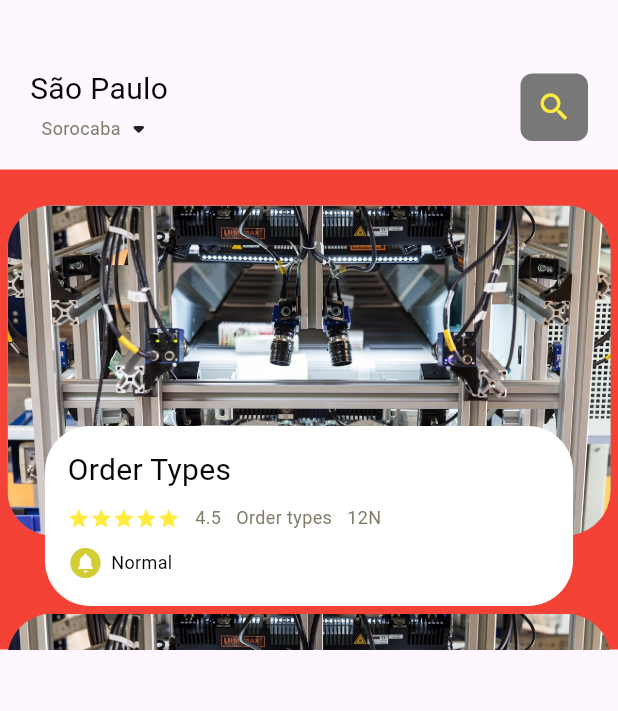
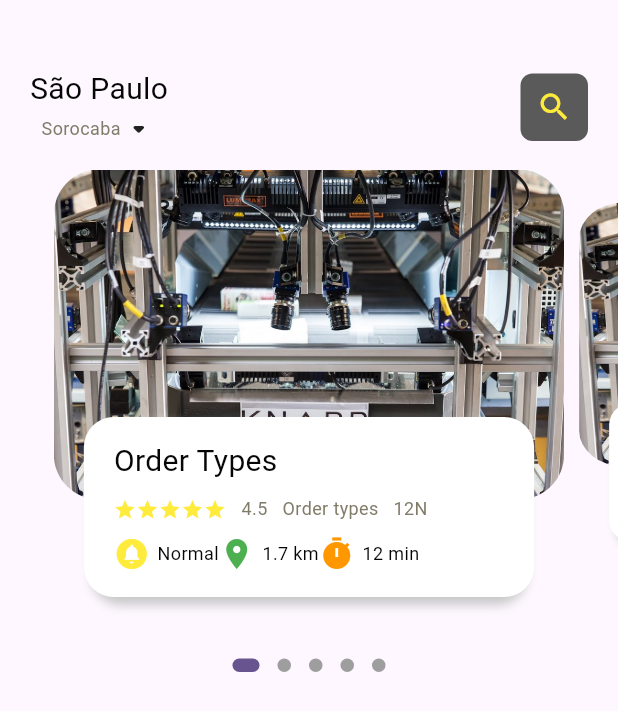
Before and after one commit to davimercatelli/flutter_application_1, a Flutter app: the screen it shows after launch, on a phone screen of 412 x 824 dp. Shown: the top 711 px of the screen. Run offline on Flutter 3.47's test engine with Material 3 defaults, Android fonts, the phone set to English and light mode, and no system bars; drawn by our look-alikes of dots_indicator.

Commit message:
config: Front panel

```diff
--- a/lib/home/main_tcpip_page.dart
+++ b/lib/home/main_tcpip_page.dart
@@ -19,6 +19,8 @@ class _MainFoodPageState extends State<MainFoodPage> {
     return Scaffold(
       body: Column(
         children: [
+
+          // Header
           Container(
             child: Container(
               margin: EdgeInsets.only(top: 45, bottom:15),
@@ -51,6 +53,8 @@ class _MainFoodPageState extends State<MainFoodPage> {
               ],),
             ),
           ),
+
+          // Body
           OrdersPageBody(),
         ],
       ),
--- a/lib/home/orders_page_body.dart
+++ b/lib/home/orders_page_body.dart
@@ -1,3 +1,5 @@
+import 'dart:ui';
+import 'package:dots_indicator/dots_indicator.dart';
 import 'package:flutter/material.dart';
 import 'package:flutter_application_1/utils/colors.dart';
 import 'package:flutter_application_1/widgets/big_text.dart';
@@ -11,29 +13,112 @@ class OrdersPageBody extends StatefulWidget {
   State<OrdersPageBody> createState() => _OrdersPageBodyState();
 }
 
+// To control slide panel on windows/desktop debug mode
+class AppScrollBehavior extends MaterialScrollBehavior {
+  @override
+  Set<PointerDeviceKind> get dragDevices => {
+        PointerDeviceKind.touch,
+        PointerDeviceKind.mouse,
+      };
+}
+
 class _OrdersPageBodyState extends State<OrdersPageBody> {
 
-  // pageController is the resposible to merge the pictures on scrollbar
+  // pageController to merge the pictures on scrollbar
   PageController pageController = PageController(viewportFraction: 0.85);
+
+  // Current Page
+  var _currPageValue = 0.0;
+
+  // Scale factor to zoom in
+  double _scaleFactor = 0.8;
+
+  // Heigh factor to bellow panel
+  double _height = 220;
+
+  // Get page index for the top panel
+  @override
+  void initState() {
+    super.initState();
+    pageController.addListener( () {
+      setState(() {
+        _currPageValue = pageController.page!;
+        //print("Current value = " + _currPageValue.toString());
+        });
+      }
+    );
+  }
+
+  @override
+  void dispose(){
+    pageController.dispose();
+  }
 
   @override
   Widget build(BuildContext context) {
-    return Container(
-      // Slide pages
-      color: Colors.red,
+    return Column(
+      children: [
+        Container(
+
+        // Main front panel
           height: 320,
           child: PageView.builder(
             controller: pageController,
-        scrollDirection: Axis.vertical,
+            //scrollDirection: Axis.vertical,
+            scrollBehavior: AppScrollBehavior(),
             itemCount: 5,
             itemBuilder: (context, position) {
               return _buildPageItem(position);
-        }),
+              }
+            ),
+          ),
+
+
+        DotsIndicator(
+          dotsCount: 5,
+          position: _currPageValue.floor(),
+          decorator: DotsDecorator(
+            size: const Size.square(9.0),
+            activeSize: const Size(18.0, 9.0),
+            activeShape: RoundedRectangleBorder(
+              borderRadius: BorderRadius.circular(5.0)
+            ),
+          ),
+        ),
+      ]
     );
     }
 
     Widget _buildPageItem(int index){
-      return Stack(
+
+      // Create zoom in in bellow panel
+      Matrix4 matrix = new Matrix4.identity();
+      if( index == _currPageValue.floor() ) {
+        var currScale = 1-(_currPageValue-index)*(1-_scaleFactor);
+        var currTrans = _height*(1-currScale)/2;
+        matrix = Matrix4.diagonal3Values(1, currScale, 1)..setTranslationRaw(0, currTrans, 0);
+
+      } else if( index == _currPageValue.floor() + 1 ){
+        var currScale = _scaleFactor+(_currPageValue-index+1)*(1-_scaleFactor);
+        var currTrans = _height*(1-currScale)/2;
+        matrix = Matrix4.diagonal3Values(1, currScale, 1);
+        matrix = Matrix4.diagonal3Values(1, currScale, 1)..setTranslationRaw(0, currTrans, 0);
+
+      } else if( index == _currPageValue.floor() - 1 ){
+        var currScale = 1-(_currPageValue-index)*(1-_scaleFactor);
+        var currTrans = _height*(1-currScale)/2;
+        matrix = Matrix4.diagonal3Values(1, currScale, 1);
+        matrix = Matrix4.diagonal3Values(1, currScale, 1)..setTranslationRaw(0, currTrans, 0);
+
+      }else{
+        var currScale = 0.8;
+        matrix = Matrix4.diagonal3Values(1, currScale, 1)..setTranslationRaw(0, _height*(1-_scaleFactor)/2, 0);
+      }
+
+
+      return Transform(
+        transform: matrix,
+        child: Stack(
           children: [
 
             // Images containers on scrollbar
@@ -42,7 +127,7 @@ class _OrdersPageBodyState extends State<OrdersPageBody> {
             margin: EdgeInsets.only(left: 5, right: 5),
             decoration: BoxDecoration(
               borderRadius: BorderRadius.circular(30),
-            color: index.isEven?Colors.grey : Colors.red,
+             // color: index.isEven?Colors.grey : Colors.red,
               image: DecorationImage(
                 fit: BoxFit.cover,
                 image: AssetImage(
@@ -55,10 +140,29 @@ class _OrdersPageBodyState extends State<OrdersPageBody> {
               alignment: Alignment.bottomCenter,
               child: Container(
               height: 120,
-            margin: EdgeInsets.only(left: 30, right: 30, bottom: 5),
+              margin: EdgeInsets.only(left: 30, right: 30, bottom: 35),
               decoration: BoxDecoration(
-              borderRadius: BorderRadius.circular(30),
+                borderRadius: BorderRadius.circular(20),
+                //color: AppColors.frontContainer,
                 color: Colors.white,
+                boxShadow: const [
+                  BoxShadow(
+                    //color: AppColors.frontShadowContainer,
+                    color: Color.fromARGB(255, 200, 200, 200),
+                    blurRadius:  5.0,
+                    offset: Offset(0, 5)
+                  ),
+                   BoxShadow(
+                    //color: AppColors.frontShadowContainer,
+                    color: Colors.white,
+                    offset: Offset(-5, 0),
+                   ),
+                    BoxShadow(
+                    //color: AppColors.frontShadowContainer,
+                    color: Colors.white,
+                    offset: Offset(5, 0),
+                   ),
+                ]
               ),
 
               // Text of front container
@@ -99,9 +203,15 @@ class _OrdersPageBodyState extends State<OrdersPageBody> {
                       ],
                     ),
                     SizedBox(height: 10,),
+
+                    // Type, Location and time
                     Row(
                       children: [
-                      IconTextWidget(icon: Icons.circle_notifications, text: "Normal", color: AppColors.mainBlackColor, iconColor: AppColors.mainKnappColor,)
+
+                        IconTextWidget(icon: Icons.circle_notifications, text: "Normal", color: AppColors.mainBlackColor, iconColor: AppColors.mainKnappColor),
+                        IconTextWidget(icon: Icons.location_on, text: "1.7 km", color: AppColors.mainBlackColor, iconColor: AppColors.iconColor1),
+                        IconTextWidget(icon: Icons.timer, text: "12 min", color: AppColors.mainBlackColor, iconColor: AppColors.iconColor2),
+
                     ],)
                   ],
                 ),
@@ -109,6 +219,7 @@ class _OrdersPageBodyState extends State<OrdersPageBody> {
               ),
             ),
           ],
+        ),
       );
     }
 }
--- a/lib/utils/colors.dart
+++ b/lib/utils/colors.dart
@@ -3,8 +3,16 @@
 import 'package:flutter/material.dart';
 
 class AppColors{
-  static final Color mainColor = const Color.fromARGB(255, 119, 120, 119);
+  static final Color mainColor = Color.fromARGB(255, 89, 90, 89);
   static final Color mainBlackColor =  const Color.fromARGB(255, 6, 6, 6);
-  static final Color mainKnappColor = const Color(0xFFD2CD35);
+  static final Color mainKnappColor = Colors.yellow;
+
+  static final Color frontContainer = Color.fromARGB(255, 236, 236, 236);
+  static final Color frontShadowContainer = Color.fromARGB(1, 155, 154, 154);
+
+
+  static final Color iconColor1 = Colors.green;
+
+  static final Color iconColor2 = Colors.orange;
 
 }
--- a/lib/widgets/icon_text_widget.dart
+++ b/lib/widgets/icon_text_widget.dart
@@ -19,7 +19,7 @@ class IconTextWidget extends StatelessWidget {
     return Row(
       children: [
         Icon(icon, color: iconColor,),
-        SizedBox(width: 5,),
+        const SizedBox(width: 5,),
         SmallText(text: text, color: color,)
       ],
     );
--- a/pubspec.yaml
+++ b/pubspec.yaml
@@ -30,6 +30,8 @@ environment:
 dependencies:
   flutter:
     sdk: flutter
+  get: ^4.1.4
+  dots_indicator: ^3.0.0
 
 
   # The following adds the Cupertino Icons font to your application.
```
Also changed, not shown: pubspec.lock. Lines whose indentation alone changed are shown as unchanged.
